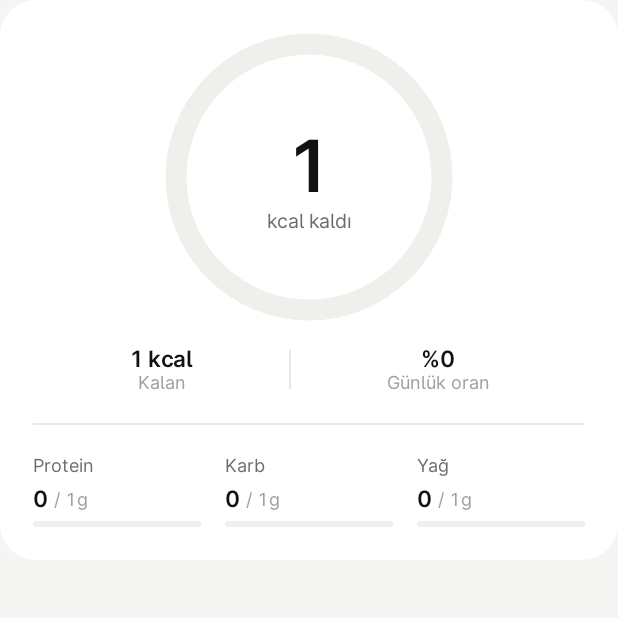
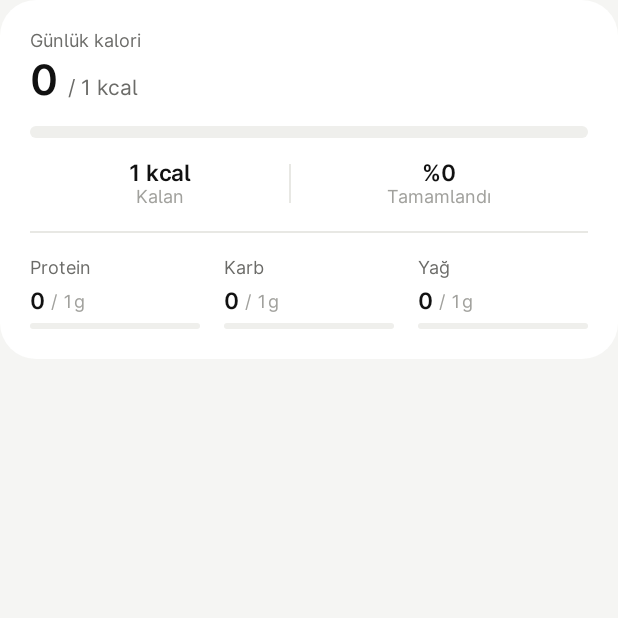
Before and after one commit to burakkayax/nutra, an Android app built with Jetpack Compose: the composable HeroNutritionCard called with empty values, on a phone screen of 412 x 824 dp, the top half of it. Run offline under Robolectric (Android 15) with nearby library versions, the phone set to English and light mode, and no system bars; our stand-ins replace Dagger/Hilt's generated code; 4 statements that could not run were skipped.

Commit message:
Replace dashboard calorie ring with compact progress bar

```diff
--- a/app/src/main/java/com/nutra/app/core/designsystem/Components.kt
+++ b/app/src/main/java/com/nutra/app/core/designsystem/Components.kt
@@ -2,7 +2,6 @@ package com.nutra.app.core.designsystem
 
 import androidx.compose.animation.AnimatedVisibility
 import androidx.compose.animation.animateColorAsState
-import androidx.compose.animation.core.Spring
 import androidx.compose.animation.core.animateFloatAsState
 import androidx.compose.animation.core.spring
 import androidx.compose.animation.core.tween
@@ -11,14 +10,11 @@ import androidx.compose.animation.fadeOut
 import androidx.compose.animation.slideInVertically
 import androidx.compose.animation.slideOutVertically
 import androidx.compose.foundation.BorderStroke
-import androidx.compose.foundation.Canvas
 import androidx.compose.foundation.background
 import androidx.compose.foundation.border
 import androidx.compose.foundation.clickable
-import androidx.compose.foundation.interaction.MutableInteractionSource
 import androidx.compose.foundation.layout.Arrangement
 import androidx.compose.foundation.layout.Box
-import androidx.compose.foundation.layout.BoxScope
 import androidx.compose.foundation.layout.Column
 import androidx.compose.foundation.layout.ColumnScope
 import androidx.compose.foundation.layout.PaddingValues
@@ -27,7 +23,6 @@ import androidx.compose.foundation.layout.RowScope
 import androidx.compose.foundation.layout.Spacer
 import androidx.compose.foundation.layout.defaultMinSize
 import androidx.compose.foundation.layout.fillMaxHeight
-import androidx.compose.foundation.layout.fillMaxSize
 import androidx.compose.foundation.layout.fillMaxWidth
 import androidx.compose.foundation.layout.height
 import androidx.compose.foundation.layout.heightIn
@@ -66,13 +61,9 @@ import androidx.compose.ui.draw.alpha
 import androidx.compose.ui.draw.clip
 import androidx.compose.ui.focus.FocusRequester
 import androidx.compose.ui.focus.focusRequester
-import androidx.compose.ui.geometry.Offset
-import androidx.compose.ui.geometry.Size
 import androidx.compose.ui.graphics.Color
 import androidx.compose.ui.graphics.Shape
 import androidx.compose.ui.graphics.SolidColor
-import androidx.compose.ui.graphics.StrokeCap
-import androidx.compose.ui.graphics.drawscope.Stroke
 import androidx.compose.ui.graphics.vector.ImageVector
 import androidx.compose.ui.hapticfeedback.HapticFeedbackType
 import androidx.compose.ui.platform.LocalHapticFeedback
@@ -94,19 +85,6 @@ import kotlin.math.roundToInt
 // ─────────────────────────────────────────────────────────────────────────────
 // Shared enums
 // ─────────────────────────────────────────────────────────────────────────────
-
-enum class CalorieDisplayMode {
-    REMAINING,
-    CONSUMED,
-    PERCENTAGE,
-    ;
-
-    fun next(): CalorieDisplayMode = when (this) {
-        REMAINING -> CONSUMED
-        CONSUMED -> PERCENTAGE
-        PERCENTAGE -> REMAINING
-    }
-}
 
 enum class NutraButtonStyle { Primary, Secondary, Accent, Ghost, Destructive }
 
@@ -384,119 +362,6 @@ fun NutraIconButton(
 // ─────────────────────────────────────────────────────────────────────────────
 // Progress
 // ─────────────────────────────────────────────────────────────────────────────
-
-/**
- * Full-circle progress ring. [progress] may exceed 1f; the overflow is drawn on top in [overflowColor].
- */
-@Composable
-fun NutraProgressRing(
-    progress: Float,
-    modifier: Modifier = Modifier,
-    size: Dp = 64.dp,
-    strokeWidth: Dp = 8.dp,
-    color: Color = NutraTheme.colors.accent,
-    trackColor: Color = NutraTheme.colors.surfaceMuted,
-    overflowColor: Color = NutraTheme.colors.warning,
-    content: @Composable BoxScope.() -> Unit = {},
-) {
-    val animated by animateFloatAsState(
-        targetValue = progress.coerceIn(0f, 2f),
-        animationSpec = ProgressSpring,
-        label = "ring",
-    )
-    Box(modifier = modifier.size(size), contentAlignment = Alignment.Center) {
-        Canvas(modifier = Modifier.fillMaxSize().padding(strokeWidth / 2)) {
-            val stroke = Stroke(width = strokeWidth.toPx(), cap = StrokeCap.Round)
-            val arcSize = Size(this.size.width, this.size.height)
-            drawArc(trackColor, -90f, 360f, false, Offset.Zero, arcSize, style = stroke)
-            val main = animated.coerceIn(0f, 1f) * 360f
-            if (main > 0.5f) drawArc(color, -90f, main, false, Offset.Zero, arcSize, style = stroke)
-            if (animated > 1f) {
-                val extra = (animated - 1f).coerceIn(0f, 1f) * 360f
-                drawArc(overflowColor, -90f, extra, false, Offset.Zero, arcSize, style = stroke)
-            }
-        }
-        content()
-    }
-}
-
-/**
- * Hero calorie ring. Defaults to consumed / target display; optional click callback.
- */
-@Composable
-fun NutraCalorieRing(
-    consumedCalories: Int,
-    targetCalories: Int,
-    displayMode: CalorieDisplayMode = CalorieDisplayMode.CONSUMED,
-    onToggleDisplayMode: (() -> Unit)? = null,
-    modifier: Modifier = Modifier,
-    size: Dp = 208.dp,
-    strokeWidth: Dp = 16.dp,
-) {
-    val haptic = LocalHapticFeedback.current
-    val target = targetCalories.coerceAtLeast(1)
-    val ratio = consumedCalories.toFloat() / target
-    val isOver = consumedCalories > target
-    val ringColor by animateColorAsState(
-        targetValue = if (isOver) NutraTheme.colors.warning else NutraTheme.colors.accent,
-        animationSpec = spring(stiffness = Spring.StiffnessMediumLow),
-        label = "ringColor",
-    )
-
-    val value = when (displayMode) {
-        CalorieDisplayMode.REMAINING -> if (isOver) "${consumedCalories - target}" else "${target - consumedCalories}"
-        CalorieDisplayMode.CONSUMED -> "$consumedCalories"
-        CalorieDisplayMode.PERCENTAGE -> "%${(ratio * 100).roundToInt()}"
-    }
-    val caption = when (displayMode) {
-        CalorieDisplayMode.REMAINING -> if (isOver) "kcal fazla" else "kcal kaldı"
-        CalorieDisplayMode.CONSUMED -> "/ $target kcal"
-        CalorieDisplayMode.PERCENTAGE -> "hedefin"
-    }
-
-    val clickModifier = if (onToggleDisplayMode != null) {
-        Modifier
-            .clip(CircleShape)
-            .clickable(
-                interactionSource = remember { MutableInteractionSource() },
-                indication = null,
-                role = Role.Button,
-            ) {
-                haptic.performHapticFeedback(HapticFeedbackType.TextHandleMove)
-                onToggleDisplayMode()
-            }
-    } else {
-        Modifier
-    }
-
-    NutraProgressRing(
-        progress = ratio,
-        size = size,
-        strokeWidth = strokeWidth,
-        color = ringColor,
-        overflowColor = NutraTheme.colors.danger.copy(alpha = 0.85f),
-        modifier = modifier.then(clickModifier),
-    ) {
-        Column(horizontalAlignment = Alignment.CenterHorizontally) {
-            Text(
-                text = value,
-                style = NutraTheme.typography.display,
-                color = if (isOver && displayMode == CalorieDisplayMode.REMAINING) {
-                    NutraTheme.colors.warning
-                } else {
-                    NutraTheme.colors.textPrimary
-                },
-                maxLines = 1,
-            )
-            Text(
-                text = caption,
-                style = NutraTheme.typography.bodySmall,
-                color = NutraTheme.colors.textSecondary,
-                maxLines = 1,
-            )
-        }
-    }
-}
 
 @Composable
 fun NutraLinearProgress(
--- a/app/src/main/java/com/nutra/app/feature/dashboard/DashboardScreen.kt
+++ b/app/src/main/java/com/nutra/app/feature/dashboard/DashboardScreen.kt
@@ -64,11 +64,9 @@ import androidx.compose.ui.text.style.TextAlign
 import androidx.compose.ui.text.style.TextOverflow
 import androidx.compose.ui.unit.dp
 import androidx.lifecycle.compose.collectAsStateWithLifecycle
-import com.nutra.app.core.designsystem.CalorieDisplayMode
 import com.nutra.app.core.designsystem.NutraButton
 import com.nutra.app.core.designsystem.NutraButtonSize
 import com.nutra.app.core.designsystem.NutraButtonStyle
-import com.nutra.app.core.designsystem.NutraCalorieRing
 import com.nutra.app.core.designsystem.NutraCard
 import com.nutra.app.core.designsystem.NutraDialog
 import com.nutra.app.core.designsystem.NutraDivider
@@ -176,8 +174,6 @@ fun DashboardScreen(
                     targetCarbs = state.dailySummary.goals.carbsGrams,
                     consumedFat = state.dailySummary.consumedFat,
                     targetFat = state.dailySummary.goals.fatGrams,
-                    displayMode = state.calorieDisplayMode,
-                    onToggleDisplayMode = viewModel::toggleCalorieDisplayMode,
                 )
             }
 
@@ -530,31 +526,59 @@ private fun HeroNutritionCard(
     targetCarbs: Int,
     consumedFat: Float,
     targetFat: Int,
-    displayMode: CalorieDisplayMode,
-    onToggleDisplayMode: () -> Unit,
 ) {
     val safeTarget = targetCalories.coerceAtLeast(1)
     val isOver = consumedCalories > safeTarget
     val deltaCalories = if (isOver) consumedCalories - safeTarget else safeTarget - consumedCalories
     val completionPercent = ((consumedCalories.toFloat() / safeTarget) * 100f).roundToInt()
+    val progress = consumedCalories.toFloat() / safeTarget
+    val barColor by animateColorAsState(
+        targetValue = if (isOver) NutraTheme.colors.warning else NutraTheme.colors.accent,
+        animationSpec = tween(220),
+        label = "calorieBarColor",
+    )
 
     NutraCard(
         modifier = Modifier.fillMaxWidth(),
-        contentPadding = PaddingValues(22.dp),
-        verticalArrangement = Arrangement.spacedBy(20.dp),
+        contentPadding = PaddingValues(NutraTheme.spacing.card),
+        verticalArrangement = Arrangement.spacedBy(16.dp),
     ) {
         Column(
             modifier = Modifier.fillMaxWidth(),
-            horizontalAlignment = Alignment.CenterHorizontally,
-            verticalArrangement = Arrangement.spacedBy(16.dp),
+            verticalArrangement = Arrangement.spacedBy(14.dp),
         ) {
-            NutraCalorieRing(
-                consumedCalories = consumedCalories,
-                targetCalories = targetCalories,
-                displayMode = displayMode,
-                onToggleDisplayMode = onToggleDisplayMode,
-                size = 192.dp,
-                strokeWidth = 14.dp,
+            Column(
+                modifier = Modifier.fillMaxWidth(),
+                verticalArrangement = Arrangement.spacedBy(2.dp),
+            ) {
+                Text(
+                    text = "Günlük kalori",
+                    style = NutraTheme.typography.caption,
+                    color = NutraTheme.colors.textSecondary,
+                )
+
+                Row(
+                    verticalAlignment = Alignment.Bottom,
+                    horizontalArrangement = Arrangement.spacedBy(6.dp),
+                ) {
+                    Text(
+                        text = formatInt(consumedCalories),
+                        style = NutraTheme.typography.numberLarge,
+                        color = NutraTheme.colors.textPrimary,
+                    )
+                    Text(
+                        text = "/ ${formatInt(safeTarget)} kcal",
+                        style = NutraTheme.typography.body,
+                        color = NutraTheme.colors.textSecondary,
+                        modifier = Modifier.padding(bottom = 3.dp),
+                    )
+                }
+            }
+
+            NutraLinearProgress(
+                progress = progress,
+                color = barColor,
+                height = 8.dp,
             )
 
             Row(
@@ -589,7 +613,7 @@ private fun HeroNutritionCard(
                         color = NutraTheme.colors.textPrimary,
                     )
                     Text(
-                        text = "Günlük oran",
+                        text = "Tamamlandı",
                         style = NutraTheme.typography.caption,
                         color = NutraTheme.colors.textTertiary,
                     )
```
Also changed, not shown: app/src/main/java/com/nutra/app/feature/dashboard/DashboardViewModel.kt (+4 -13 lines), 1 other file.
